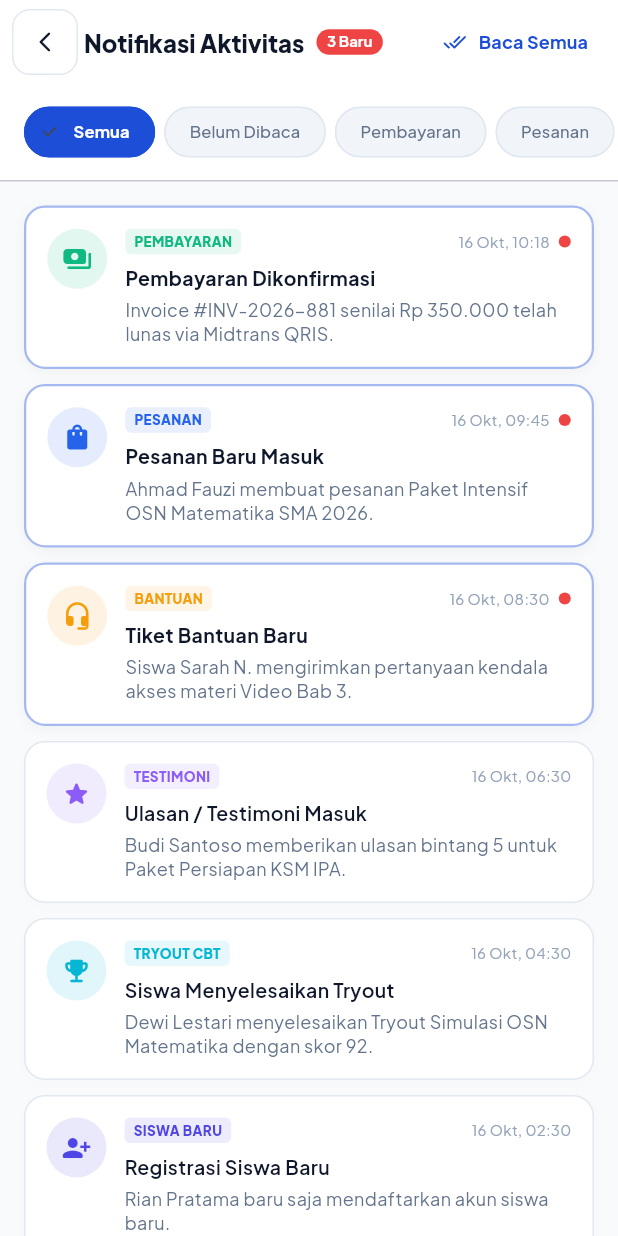
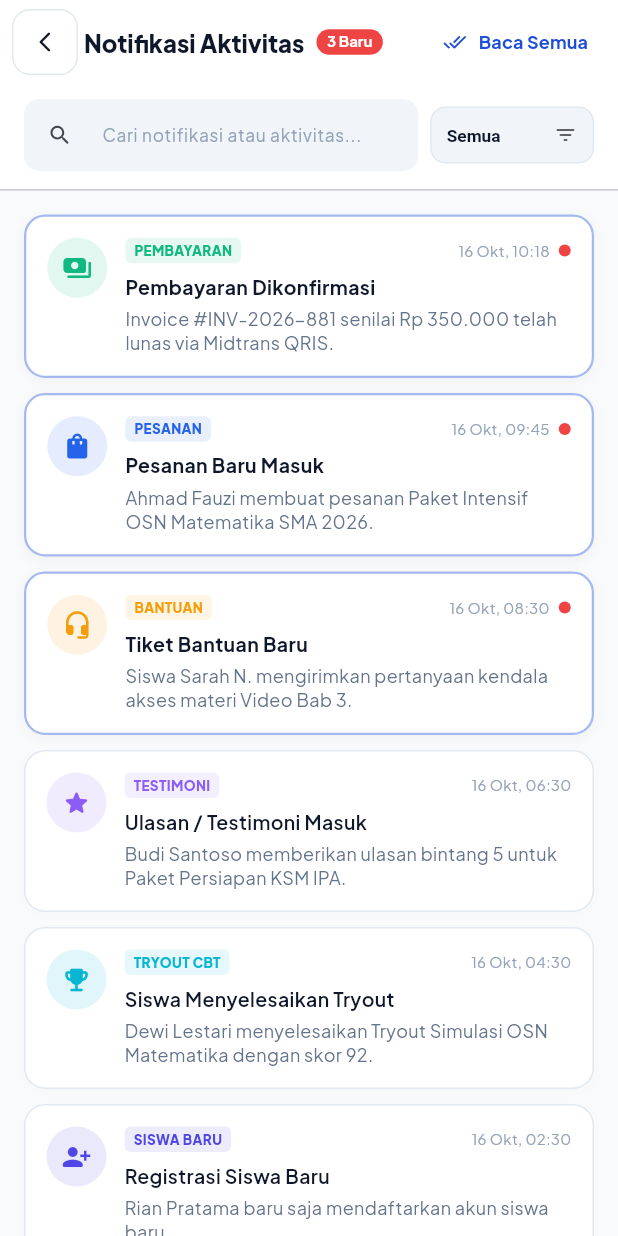
Before and after one commit to Hanywalll/kpm_mobile_apps, a Flutter app: the AdminNotificationsScreen screen opened by its route, on a phone screen of 412 x 824 dp. Run offline on Flutter 3.47's test engine with Material 3 defaults, Android fonts, the phone set to English and light mode, and no system bars; our stand-ins replace cached_network_image, dio, flutter_local_notifications, flutter_secure_storage, google_fonts, image_picker and 5 more; accounts and stored records are empty; network calls fail.

Commit message:
feat: place search bar on left and filter dropdown on right in admin notifications

```diff
--- a/lib/screens/admin/admin_notifications_screen.dart
+++ b/lib/screens/admin/admin_notifications_screen.dart
@@ -27,10 +27,24 @@ class _AdminNotificationsScreenState extends State<AdminNotificationsScreen> {
     {'id': 'user', 'label': 'Siswa Baru'},
   ];
 
+  final TextEditingController _searchController = TextEditingController();
+  String _searchQuery = '';
+
   @override
   void initState() {
     super.initState();
+    _searchController.addListener(() {
+      if (mounted) {
+        setState(() => _searchQuery = _searchController.text.trim().toLowerCase());
+      }
+    });
     _loadNotifications();
+  }
+
+  @override
+  void dispose() {
+    _searchController.dispose();
+    super.dispose();
   }
 
   Future<void> _loadNotifications() async {
@@ -67,9 +81,15 @@ class _AdminNotificationsScreenState extends State<AdminNotificationsScreen> {
   }
 
   List<AdminNotificationItem> get _filteredNotifications {
-    if (_selectedFilter == 'all') return _notifications;
-    if (_selectedFilter == 'unread') return _notifications.where((n) => !n.isRead).toList();
-    return _notifications.where((n) => n.type == _selectedFilter).toList();
+    return _notifications.where((n) {
+      final matchesFilter = _selectedFilter == 'all'
+          ? true
+          : (_selectedFilter == 'unread' ? !n.isRead : n.type == _selectedFilter);
+      final matchesSearch = _searchQuery.isEmpty ||
+          n.title.toLowerCase().contains(_searchQuery) ||
+          n.message.toLowerCase().contains(_searchQuery);
+      return matchesFilter && matchesSearch;
+    }).toList();
   }
 
   int get _unreadCount => _notifications.where((n) => !n.isRead).length;
@@ -126,44 +146,69 @@ class _AdminNotificationsScreenState extends State<AdminNotificationsScreen> {
           ? const Center(child: CircularProgressIndicator())
           : Column(
               children: [
-                // Horizontal filter chips
+                // Search on Left, Filter Dropdown on Right
                 Container(
                   color: isDark ? AppTheme.darkCardColor : Colors.white,
-                  padding: const EdgeInsets.symmetric(vertical: 8),
-                  child: SingleChildScrollView(
-                    scrollDirection: Axis.horizontal,
-                    padding: const EdgeInsets.symmetric(horizontal: 16),
-                    physics: const BouncingScrollPhysics(),
-                    child: Row(
-                      children: _filterTabs.map((tab) {
-                        final isSelected = _selectedFilter == tab['id'];
-                        return Padding(
-                          padding: const EdgeInsets.only(right: 6),
-                          child: ChoiceChip(
-                            label: Text(tab['label']!),
-                            selected: isSelected,
-                            onSelected: (val) {
-                              if (val) setState(() => _selectedFilter = tab['id']!);
+                  padding: const EdgeInsets.fromLTRB(16, 10, 16, 12),
+                  child: Row(
+                    children: [
+                      // Sisi Kiri: Search TextField
+                      Expanded(
+                        child: TextField(
+                          controller: _searchController,
+                          style: TextStyle(fontSize: 12.5, color: isDark ? AppTheme.darkTextPrimary : AppTheme.textPrimary),
+                          decoration: InputDecoration(
+                            hintText: 'Cari notifikasi atau aktivitas...',
+                            hintStyle: TextStyle(fontSize: 11.5, color: isDark ? AppTheme.darkTextMuted : AppTheme.textMuted),
+                            prefixIcon: const Icon(Icons.search_rounded, size: 17),
+                            suffixIcon: _searchQuery.isNotEmpty
+                                ? IconButton(
+                                    icon: const Icon(Icons.close_rounded, size: 15),
+                                    onPressed: () => _searchController.clear(),
+                                  )
+                                : null,
+                            isDense: true,
+                            contentPadding: const EdgeInsets.symmetric(horizontal: 10, vertical: 8),
+                            filled: true,
+                            fillColor: isDark ? AppTheme.darkSurfaceColor : const Color(0xFFF1F5F9),
+                            border: OutlineInputBorder(borderRadius: BorderRadius.circular(10), borderSide: BorderSide.none),
+                          ),
+                        ),
+                      ),
+                      const SizedBox(width: 8),
+
+                      // Sisi Kanan: Dropdown Filter
+                      Container(
+                        height: 38,
+                        padding: const EdgeInsets.symmetric(horizontal: 10),
+                        decoration: BoxDecoration(
+                          color: isDark ? AppTheme.darkSurfaceColor : const Color(0xFFF1F5F9),
+                          borderRadius: BorderRadius.circular(10),
+                          border: Border.all(color: isDark ? AppTheme.darkBorderColor : AppTheme.borderColor),
+                        ),
+                        child: DropdownButtonHideUnderline(
+                          child: DropdownButton<String>(
+                            value: _selectedFilter,
+                            icon: const Icon(Icons.filter_list_rounded, size: 16),
+                            dropdownColor: isDark ? AppTheme.darkCardColor : Colors.white,
+                            style: TextStyle(
+                              fontSize: 11.5,
+                              fontWeight: FontWeight.w600,
+                              color: isDark ? AppTheme.darkTextPrimary : AppTheme.textPrimary,
+                            ),
+                            onChanged: (val) {
+                              if (val != null) setState(() => _selectedFilter = val);
                             },
-                            selectedColor: AppTheme.primaryBlue,
-                            backgroundColor: isDark ? AppTheme.darkSurfaceColor : const Color(0xFFF1F5F9),
-                            labelStyle: TextStyle(
-                              color: isSelected
-                                  ? Colors.white
-                                  : (isDark ? AppTheme.darkTextSecondary : AppTheme.textSecondary),
-                              fontSize: 11,
-                              fontWeight: isSelected ? FontWeight.bold : FontWeight.w500,
-                            ),
-                            shape: RoundedRectangleBorder(borderRadius: BorderRadius.circular(20)),
-                            side: BorderSide(
-                              color: isSelected
-                                  ? AppTheme.primaryBlue
-                                  : (isDark ? AppTheme.darkBorderColor : AppTheme.borderColor),
-                            ),
+                            items: _filterTabs.map((tab) {
+                              return DropdownMenuItem<String>(
+                                value: tab['id'],
+                                child: Text(tab['label']!),
+                              );
+                            }).toList(),
                           ),
-                        );
-                      }).toList(),
-                    ),
+                        ),
+                      ),
+                    ],
                   ),
                 ),
                 const Divider(height: 1, thickness: 1),
```
